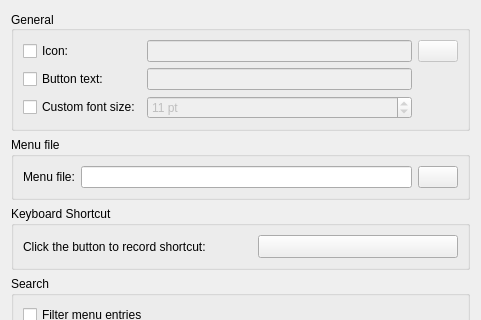
lxqt/lxqt-panel, file plugin-mainmenu/lxqtmainmenuconfiguration.ui: the form before one commit; both pictures show x 0 to 481 and y 0 to 320 of the 481 by 501 pixel window.
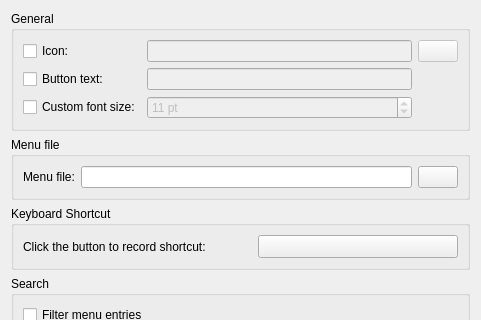
The form after the commit. Custom widgets are drawn as their Qt base class.

Commit message: mainmenu,fancymenu: Remove redundant QGroupBox .ui properties and AlignVCenter

```diff
--- a/plugin-mainmenu/lxqtmainmenuconfiguration.ui
+++ b/plugin-mainmenu/lxqtmainmenuconfiguration.ui
@@ -19,15 +19,6 @@
      <property name="title">
       <string>General</string>
      </property>
-     <property name="alignment">
-      <set>Qt::AlignLeading|Qt::AlignLeft|Qt::AlignVCenter</set>
-     </property>
-     <property name="flat">
-      <bool>false</bool>
-     </property>
-     <property name="checkable">
-      <bool>false</bool>
-     </property>
      <layout class="QGridLayout" name="gridLayout">
       <item row="0" column="0">
        <widget class="QCheckBox" name="iconCB">
```
The commit also changes 1 other file.
